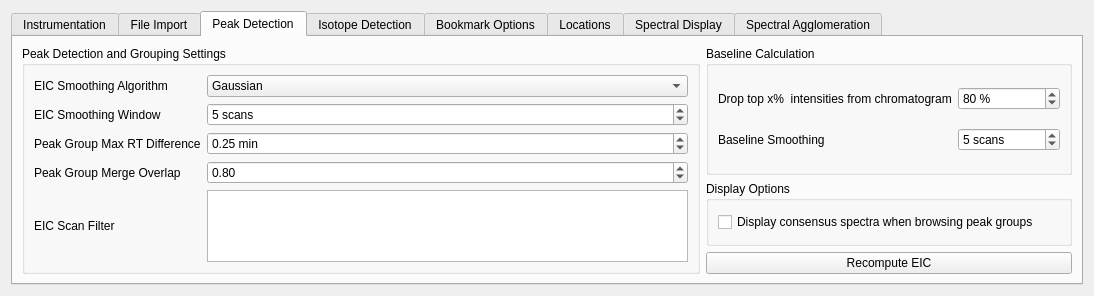
eugenemel/maven, file src/maven/forms/settingsform.ui: the form before one commit.
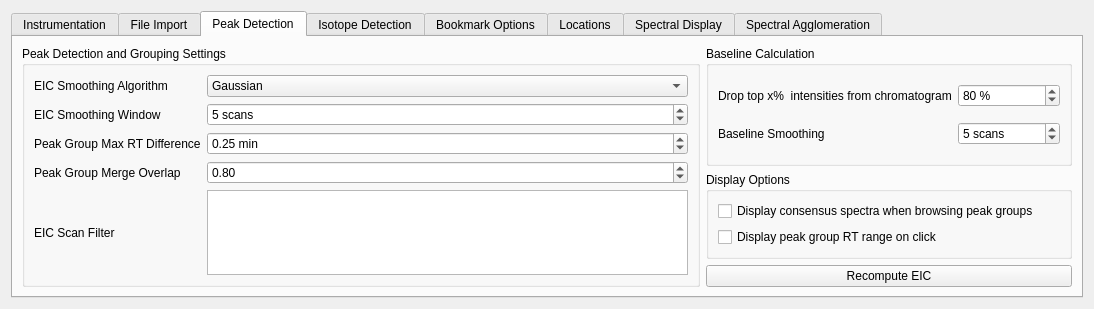
The form after the commit. Icons and pictures are not drawn.

Commit message: Issue 550: Added control for showing RT ranges in main settings.

```diff
--- a/src/maven/forms/settingsform.ui
+++ b/src/maven/forms/settingsform.ui
@@ -7,7 +7,7 @@
     <x>0</x>
     <y>0</y>
     <width>1094</width>
-    <height>278</height>
+    <height>309</height>
    </rect>
   </property>
   <property name="sizePolicy">
@@ -526,6 +526,16 @@
             </property>
            </widget>
           </item>
+          <item row="1" column="0">
+           <widget class="QCheckBox" name="chkShowRtRange">
+            <property name="text">
+             <string>Display peak group RT range on click</string>
+            </property>
+            <property name="checked">
+             <bool>false</bool>
+            </property>
+           </widget>
+          </item>
          </layout>
         </widget>
        </item>
```
The commit also changes 3 other files.
